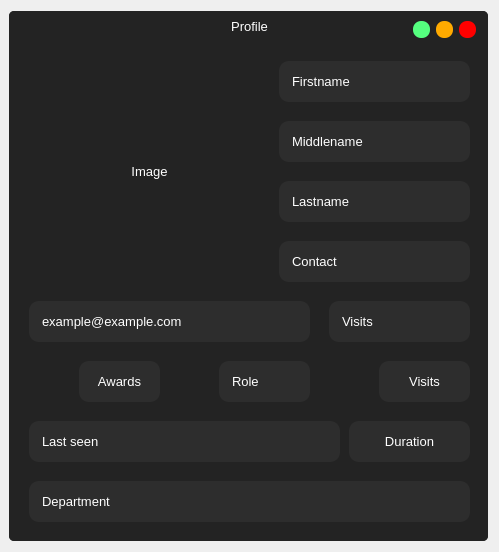
First picture: the form in frontend/user_details.ui, repository Android-Jester/iAttend, before the edit.
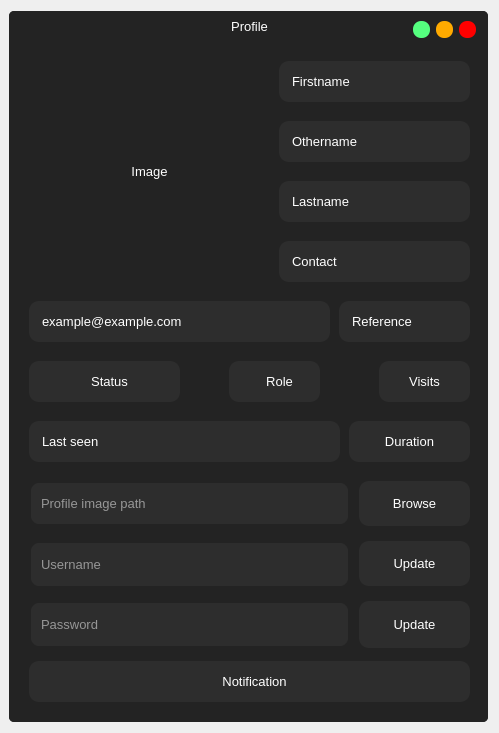
Second picture: the form after the edit. Icons and pictures are not drawn.

What changed in the file:
```diff
--- a/frontend/user_details.ui
+++ b/frontend/user_details.ui
@@ -7,7 +7,7 @@
     <x>0</x>
     <y>0</y>
     <width>499</width>
-    <height>552</height>
+    <height>733</height>
    </rect>
   </property>
   <property name="windowTitle">
@@ -309,7 +309,7 @@
 }</string>
             </property>
             <property name="text">
-             <string>Middlename</string>
+             <string>Othername</string>
             </property>
             <property name="alignment">
              <set>Qt::AlignLeading|Qt::AlignLeft|Qt::AlignVCenter</set>
@@ -381,69 +381,10 @@
              <set>Qt::AlignLeading|Qt::AlignLeft|Qt::AlignVCenter</set>
             </property>
            </widget>
-           <widget class="QLabel" name="awards">
-            <property name="geometry">
-             <rect>
-              <x>70</x>
-              <y>350</y>
-              <width>81</width>
-              <height>41</height>
-             </rect>
-            </property>
-            <property name="font">
-             <font>
-              <family>MS Shell Dlg 2</family>
-              <pointsize>10</pointsize>
-              <weight>50</weight>
-              <bold>false</bold>
-             </font>
-            </property>
-            <property name="styleSheet">
-             <string notr="true">QLabel{
-	color: rgb(255, 255, 255);
-	background-color: rgb(45, 45, 45);
-	border-radius: 10px;
-}</string>
-            </property>
-            <property name="text">
-             <string>Awards</string>
-            </property>
-            <property name="alignment">
-             <set>Qt::AlignCenter</set>
-            </property>
-           </widget>
-           <widget class="QLabel" name="label_6">
-            <property name="geometry">
-             <rect>
-              <x>20</x>
-              <y>350</y>
-              <width>40</width>
-              <height>40</height>
-             </rect>
-            </property>
-            <property name="minimumSize">
-             <size>
-              <width>40</width>
-              <height>0</height>
-             </size>
-            </property>
-            <property name="maximumSize">
-             <size>
-              <width>40</width>
-              <height>16777215</height>
-             </size>
-            </property>
-            <property name="text">
-             <string/>
-            </property>
-            <property name="pixmap">
-             <pixmap resource="../resource/asset.qrc">:/icons/asset/award.svg</pixmap>
-            </property>
-           </widget>
            <widget class="QLabel" name="label_7">
             <property name="geometry">
              <rect>
-              <x>170</x>
+              <x>180</x>
               <y>350</y>
               <width>40</width>
               <height>40</height>
@@ -471,7 +412,7 @@
            <widget class="QLabel" name="role">
             <property name="geometry">
              <rect>
-              <x>210</x>
+              <x>220</x>
               <y>350</y>
               <width>91</width>
               <height>41</height>
@@ -498,7 +439,7 @@
              <string>Role</string>
             </property>
             <property name="alignment">
-             <set>Qt::AlignLeading|Qt::AlignLeft|Qt::AlignVCenter</set>
+             <set>Qt::AlignCenter</set>
             </property>
            </widget>
            <widget class="QLabel" name="lastname">
@@ -539,7 +480,7 @@
              <rect>
               <x>20</x>
               <y>290</y>
-              <width>281</width>
+              <width>301</width>
               <height>41</height>
              </rect>
             </property>
@@ -691,45 +632,12 @@
              <set>Qt::AlignCenter</set>
             </property>
            </widget>
-           <widget class="QLabel" name="visits">
-            <property name="geometry">
-             <rect>
-              <x>320</x>
-              <y>290</y>
-              <width>141</width>
-              <height>41</height>
-             </rect>
-            </property>
-            <property name="font">
-             <font>
-              <family>MS Shell Dlg 2</family>
-              <pointsize>10</pointsize>
-              <weight>50</weight>
-              <bold>false</bold>
-             </font>
-            </property>
-            <property name="styleSheet">
-             <string notr="true">QLabel{
-	color: rgb(255, 255, 255);
-	background-color: rgb(45, 45, 45);
-	border-radius: 10px;
-	padding-left:10px;
-
-}</string>
-            </property>
-            <property name="text">
-             <string>Visits</string>
-            </property>
-            <property name="alignment">
-             <set>Qt::AlignLeading|Qt::AlignLeft|Qt::AlignVCenter</set>
-            </property>
-           </widget>
-           <widget class="QLabel" name="program">
+           <widget class="QLabel" name="status">
             <property name="geometry">
              <rect>
               <x>20</x>
-              <y>470</y>
-              <width>441</width>
+              <y>350</y>
+              <width>151</width>
               <height>41</height>
              </rect>
             </property>
@@ -751,10 +659,10 @@
 }</string>
             </property>
             <property name="text">
-             <string>Department</string>
+             <string>Status</string>
             </property>
             <property name="alignment">
-             <set>Qt::AlignLeading|Qt::AlignLeft|Qt::AlignVCenter</set>
+             <set>Qt::AlignCenter</set>
             </property>
            </widget>
            <widget class="QLabel" name="firstname_2">
@@ -790,6 +698,392 @@
              <set>Qt::AlignCenter</set>
             </property>
            </widget>
+           <widget class="QLineEdit" name="update_username">
+            <property name="geometry">
+             <rect>
+              <x>20</x>
+              <y>530</y>
+              <width>321</width>
+              <height>47</height>
+             </rect>
+            </property>
+            <property name="minimumSize">
+             <size>
+              <width>0</width>
+              <height>47</height>
+             </size>
+            </property>
+            <property name="maximumSize">
+             <size>
+              <width>16777215</width>
+              <height>45</height>
+             </size>
+            </property>
+            <property name="font">
+             <font>
+              <pointsize>10</pointsize>
+             </font>
+            </property>
+            <property name="styleSheet">
+             <string notr="true">QLineEdit{
+    background-color: rgb(45,45,45);
+	color: rgb(255, 255, 255);
+	border: 2px solid  rgb(35, 35, 35);
+	border-radius:10px;
+	padding-left: 8px;
+}
+
+QLineEdit:hover{
+	border:2px solid rgb(35, 35, 35);
+}
+
+QLineEdit:focus{
+	border:2px solid rgb(255, 255, 255);
+}</string>
+            </property>
+            <property name="placeholderText">
+             <string>Username</string>
+            </property>
+            <property name="clearButtonEnabled">
+             <bool>true</bool>
+            </property>
+           </widget>
+           <widget class="QLineEdit" name="update_password">
+            <property name="geometry">
+             <rect>
+              <x>20</x>
+              <y>590</y>
+              <width>321</width>
+              <height>47</height>
+             </rect>
+            </property>
+            <property name="minimumSize">
+             <size>
+              <width>0</width>
+              <height>47</height>
+             </size>
+            </property>
+            <property name="maximumSize">
+             <size>
+              <width>16777215</width>
+              <height>45</height>
+             </size>
+            </property>
+            <property name="font">
+             <font>
+              <pointsize>10</pointsize>
+             </font>
+            </property>
+            <property name="styleSheet">
+             <string notr="true">QLineEdit{
+    background-color: rgb(45,45,45);
+	color: rgb(255, 255, 255);
+	border: 2px solid  rgb(35, 35, 35);
+	border-radius:10px;
+	padding-left: 8px;
+}
+
+QLineEdit:hover{
+	border:2px solid rgb(35, 35, 35);
+}
+
+QLineEdit:focus{
+	border:2px solid rgb(255, 255, 255);
+}</string>
+            </property>
+            <property name="placeholderText">
+             <string>Password</string>
+            </property>
+            <property name="clearButtonEnabled">
+             <bool>true</bool>
+            </property>
+           </widget>
+           <widget class="QPushButton" name="btn_update_profile">
+            <property name="geometry">
+             <rect>
+              <x>350</x>
+              <y>530</y>
+              <width>111</width>
+              <height>45</height>
+             </rect>
+            </property>
+            <property name="minimumSize">
+             <size>
+              <width>0</width>
+              <height>45</height>
+             </size>
+            </property>
+            <property name="maximumSize">
+             <size>
+              <width>16777215</width>
+              <height>45</height>
+             </size>
+            </property>
+            <property name="font">
+             <font>
+              <pointsize>10</pointsize>
+             </font>
+            </property>
+            <property name="styleSheet">
+             <string notr="true">QPushButton{
+	color: rgb(255, 255, 255);
+	background-color: rgb(45, 45, 45);
+	border:none;
+	border-radius: 10px;
+}
+
+QPushButton:hover{
+	border-radius: 15px;
+}
+
+QPushButton:pressed{
+	border: 2px solid rgb(255,255,255);	
+}</string>
+            </property>
+            <property name="text">
+             <string>Update</string>
+            </property>
+            <property name="icon">
+             <iconset resource="../resource/asset.qrc">
+              <normaloff>:/icons/asset/image.svg</normaloff>:/icons/asset/image.svg</iconset>
+            </property>
+            <property name="iconSize">
+             <size>
+              <width>30</width>
+              <height>30</height>
+             </size>
+            </property>
+            <property name="flat">
+             <bool>true</bool>
+            </property>
+           </widget>
+           <widget class="QLineEdit" name="update_profile">
+            <property name="geometry">
+             <rect>
+              <x>20</x>
+              <y>470</y>
+              <width>321</width>
+              <height>45</height>
+             </rect>
+            </property>
+            <property name="minimumSize">
+             <size>
+              <width>0</width>
+              <height>45</height>
+             </size>
+            </property>
+            <property name="maximumSize">
+             <size>
+              <width>16777215</width>
+              <height>45</height>
+             </size>
+            </property>
+            <property name="font">
+             <font>
+              <pointsize>10</pointsize>
+             </font>
+            </property>
+            <property name="styleSheet">
+             <string notr="true">QLineEdit{
+    background-color: rgb(45,45,45);
+	color: rgb(255, 255, 255);
+	border: 2px solid  rgb(35, 35, 35);
+	border-radius:10px;
+	padding-left: 8px;
+}
+
+QLineEdit:hover{
+	border:2px solid rgb(35, 35, 35);
+}
+
+QLineEdit:focus{
+	border:2px solid rgb(255, 255, 255);
+}</string>
+            </property>
+            <property name="placeholderText">
+             <string>Profile image path</string>
+            </property>
+            <property name="clearButtonEnabled">
+             <bool>true</bool>
+            </property>
+           </widget>
+           <widget class="QPushButton" name="btn_update_user">
+            <property name="geometry">
+             <rect>
+              <x>350</x>
+              <y>590</y>
+              <width>111</width>
+              <height>47</height>
+             </rect>
+            </property>
+            <property name="minimumSize">
+             <size>
+              <width>0</width>
+              <height>47</height>
+             </size>
+            </property>
+            <property name="font">
+             <font>
+              <pointsize>10</pointsize>
+             </font>
+            </property>
+            <property name="styleSheet">
+             <string notr="true">QPushButton{
+	color: rgb(255, 255, 255);
+	background-color: rgb(45, 45, 45);
+	border:none;
+	border-radius: 10px;
+}
+
+QPushButton:hover{
+	border-radius: 15px;
+}
+
+QPushButton:pressed{
+	border: 2px solid rgb(255,255,255);	
+}</string>
+            </property>
+            <property name="text">
+             <string>Update</string>
+            </property>
+            <property name="icon">
+             <iconset resource="../resource/asset.qrc">
+              <normaloff>:/icons/asset/repeat.svg</normaloff>:/icons/asset/repeat.svg</iconset>
+            </property>
+            <property name="iconSize">
+             <size>
+              <width>30</width>
+              <height>30</height>
+             </size>
+            </property>
+            <property name="flat">
+             <bool>true</bool>
+            </property>
+           </widget>
+           <widget class="QLabel" name="reference">
+            <property name="geometry">
+             <rect>
+              <x>330</x>
+              <y>290</y>
+              <width>131</width>
+              <height>41</height>
+             </rect>
+            </property>
+            <property name="font">
+             <font>
+              <family>MS Shell Dlg 2</family>
+              <pointsize>10</pointsize>
+              <weight>50</weight>
+              <bold>false</bold>
+             </font>
+            </property>
+            <property name="styleSheet">
+             <string notr="true">QLabel{
+	color: rgb(255, 255, 255);
+	background-color: rgb(45, 45, 45);
+	border-radius: 10px;
+	padding-left:10px;
+
+}</string>
+            </property>
+            <property name="text">
+             <string>Reference</string>
+            </property>
+            <property name="alignment">
+             <set>Qt::AlignLeading|Qt::AlignLeft|Qt::AlignVCenter</set>
+            </property>
+           </widget>
+           <widget class="QPushButton" name="btn_browse">
+            <property name="geometry">
+             <rect>
+              <x>350</x>
+              <y>470</y>
+              <width>111</width>
+              <height>45</height>
+             </rect>
+            </property>
+            <property name="minimumSize">
+             <size>
+              <width>0</width>
+              <height>45</height>
+             </size>
+            </property>
+            <property name="maximumSize">
+             <size>
+              <width>16777215</width>
+              <height>45</height>
+             </size>
+            </property>
+            <property name="font">
+             <font>
+              <pointsize>10</pointsize>
+             </font>
+            </property>
+            <property name="styleSheet">
+             <string notr="true">QPushButton{
+	color: rgb(255, 255, 255);
+	background-color: rgb(45, 45, 45);
+	border:none;
+	border-radius: 10px;
+}
+
+QPushButton:hover{
+	border-radius: 15px;
+}
+
+QPushButton:pressed{
+	border: 2px solid rgb(255,255,255);	
+}</string>
+            </property>
+            <property name="text">
+             <string>Browse</string>
+            </property>
+            <property name="icon">
+             <iconset resource="../resource/asset.qrc">
+              <normaloff>:/icons/asset/file.svg</normaloff>:/icons/asset/file.svg</iconset>
+            </property>
+            <property name="iconSize">
+             <size>
+              <width>30</width>
+              <height>30</height>
+             </size>
+            </property>
+            <property name="flat">
+             <bool>true</bool>
+            </property>
+           </widget>
+           <widget class="QLabel" name="notification">
+            <property name="geometry">
+             <rect>
+              <x>20</x>
+              <y>650</y>
+              <width>441</width>
+              <height>41</height>
+             </rect>
+            </property>
+            <property name="font">
+             <font>
+              <family>Arial</family>
+              <pointsize>10</pointsize>
+              <weight>50</weight>
+              <bold>false</bold>
+             </font>
+            </property>
+            <property name="styleSheet">
+             <string notr="true">QLabel{
+	color: rgb(255, 255, 255);
+	background-color: rgb(45, 45, 45);
+	border-radius: 10px;
+	padding-left:10px;
+}</string>
+            </property>
+            <property name="text">
+             <string>Notification</string>
+            </property>
+            <property name="alignment">
+             <set>Qt::AlignCenter</set>
+            </property>
+           </widget>
           </widget>
          </item>
         </layout>
```
